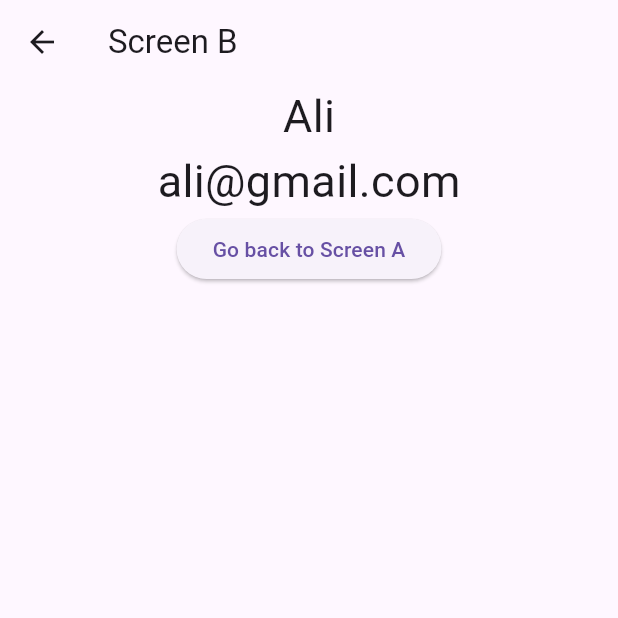
After one commit to MuhammadAliKust/Flutter-B18, a Flutter app: the screen it shows after launch, after a tap on "Go to Screen Screen B", on a phone screen of 412 x 824 dp, the top half of it. The commit adds this screen. Run offline on Flutter 3.47's test engine with Material 3 defaults, Android fonts, the phone set to English and light mode, and no system bars; our stand-ins replace smooth_page_indicator, string_validator.

Commit message:
Navigation Done

```diff
--- a/lib/main.dart
+++ b/lib/main.dart
@@ -6,13 +6,18 @@ import 'package:flutter_b18/grid_view_demo.dart';
 import 'package:flutter_b18/list_view_demo.dart';
 import 'package:flutter_b18/login.dart';
 import 'package:flutter_b18/page_view.dart';
+import 'package:flutter_b18/providers/user.dart';
+import 'package:flutter_b18/screen_a.dart';
 import 'package:flutter_b18/single_selection.dart';
+import 'package:provider/provider.dart';
 import 'bottom_sheet.dart';
 import 'image_network.dart';
 import 'multiple_selection.dart';
 
 void main() {
-  runApp(MyApp());
+  runApp(MultiProvider(
+      providers: [ChangeNotifierProvider(create: (context) => UserProvider())],
+      child: MyApp()));
 }
 
 class MyApp extends StatelessWidget {
@@ -21,7 +26,7 @@ class MyApp extends StatelessWidget {
   @override
   Widget build(BuildContext context) {
     return MaterialApp(
-      home: BottomSheetDemo(),
+      home: ScreenAView(),
     );
   }
 }
--- /dev/null
+++ b/lib/providers/user.dart
@@ -0,0 +1,21 @@
+import 'package:flutter/cupertino.dart';
+
+class UserProvider extends ChangeNotifier {
+  String? _name;
+  String? _email;
+
+  void setName(String val) {
+    _name = val;
+    notifyListeners();
+  }
+
+  void setEmail(String val) {
+    _email = val;
+
+    notifyListeners();
+  }
+
+  String? getName() => _name;
+
+  String? getEmail() => _email;
+}
--- /dev/null
+++ b/lib/screen_a.dart
@@ -0,0 +1,28 @@
+import 'package:flutter/material.dart';
+import 'package:flutter_b18/providers/user.dart';
+import 'package:flutter_b18/screen_b.dart';
+import 'package:provider/provider.dart';
+
+class ScreenAView extends StatelessWidget {
+  const ScreenAView({super.key});
+
+  @override
+  Widget build(BuildContext context) {
+    var user = Provider.of<UserProvider>(context);
+    return Scaffold(
+      appBar: AppBar(
+        title: Text("Screen A"),
+      ),
+      body: Center(
+        child: ElevatedButton(
+            onPressed: () {
+              user.setName('Ali');
+              user.setEmail('ali@gmail.com');
+              Navigator.push(context,
+                  MaterialPageRoute(builder: (context) => ScreenBView()));
+            },
+            child: Text("Go to Screen Screen B")),
+      ),
+    );
+  }
+}
--- /dev/null
+++ b/lib/screen_b.dart
@@ -0,0 +1,34 @@
+import 'package:flutter/material.dart';
+import 'package:flutter_b18/providers/user.dart';
+import 'package:provider/provider.dart';
+
+class ScreenBView extends StatelessWidget {
+  @override
+  Widget build(BuildContext context) {
+    var user = Provider.of<UserProvider>(context);
+    return Scaffold(
+      appBar: AppBar(
+        title: Text("Screen B"),
+      ),
+      body: Column(
+        children: [
+          Text(
+            user.getName().toString(),
+            style: TextStyle(fontSize: 30),
+          ),
+          Text(
+            user.getEmail().toString(),
+            style: TextStyle(fontSize: 30),
+          ),
+          Center(
+            child: ElevatedButton(
+                onPressed: () {
+                  Navigator.pop(context);
+                },
+                child: Text("Go back to Screen A")),
+          ),
+        ],
+      ),
+    );
+  }
+}
--- a/pubspec.yaml
+++ b/pubspec.yaml
@@ -37,6 +37,7 @@ dependencies:
   cupertino_icons: ^1.0.8
   string_validator: ^1.1.0
   smooth_page_indicator: ^1.2.1
+  provider: ^6.1.5
 
 dev_dependencies:
   flutter_test:
```
Also changed, not shown: pubspec.lock.
